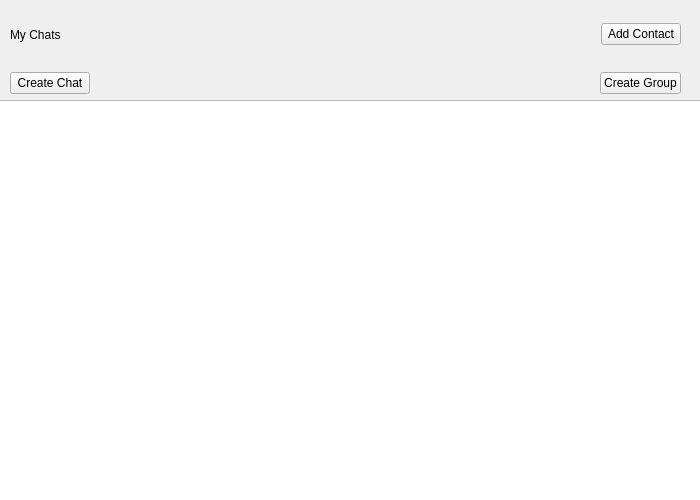
This is Chat-Application/Chats.ui in verina101/Chat-Application as Qt 5 draws it before an edit. The edited form follows.
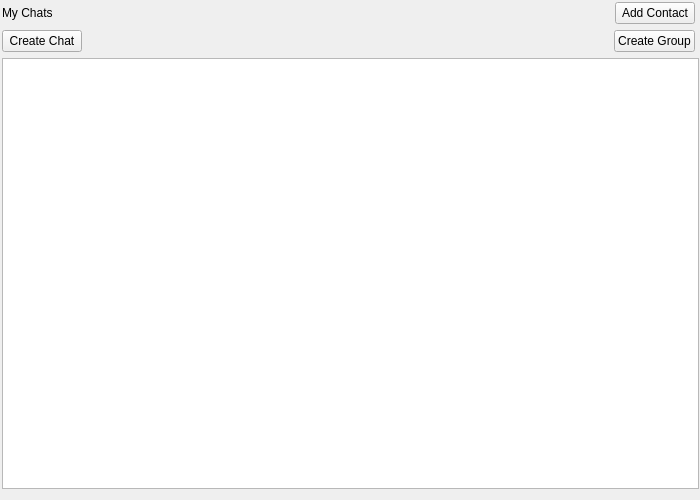
This is the edited form.

Diff of the .ui file:
```diff
--- a/Chat-Application/Chats.ui
+++ b/Chat-Application/Chats.ui
@@ -13,26 +13,43 @@
   <property name="windowTitle">
    <string>Form</string>
   </property>
-  <widget class="QListWidget" name="listWidget">
+  <widget class="QStackedWidget" name="stackedWidget">
    <property name="geometry">
     <rect>
-     <x>-5</x>
-     <y>100</y>
-     <width>711</width>
-     <height>401</height>
+     <x>0</x>
+     <y>0</y>
+     <width>700</width>
+     <height>500</height>
     </rect>
    </property>
-  </widget>
+   <widget class="QWidget" name="page_myChats">
   <widget class="QWidget" name="">
    <property name="geometry">
     <rect>
-     <x>10</x>
-     <y>10</y>
-     <width>671</width>
-     <height>49</height>
-    </rect>
-   </property>
+       <x>0</x>
+       <y>0</y>
+       <width>701</width>
+       <height>491</height>
+      </rect>
+     </property>
+     <layout class="QVBoxLayout" name="verticalLayout">
+      <property name="leftMargin">
+       <number>2</number>
+      </property>
+      <property name="topMargin">
+       <number>2</number>
+      </property>
+      <property name="rightMargin">
+       <number>2</number>
+      </property>
+      <property name="bottomMargin">
+       <number>2</number>
+      </property>
+      <item>
    <layout class="QHBoxLayout" name="horizontalLayout">
+        <property name="rightMargin">
+         <number>4</number>
+        </property>
     <item>
      <widget class="QLabel" name="label">
       <property name="styleSheet">
@@ -64,17 +81,15 @@
      </widget>
     </item>
    </layout>
-  </widget>
-  <widget class="QWidget" name="">
-   <property name="geometry">
-    <rect>
-     <x>10</x>
-     <y>70</y>
-     <width>671</width>
-     <height>26</height>
-    </rect>
-   </property>
+      </item>
+      <item>
    <layout class="QHBoxLayout" name="horizontalLayout_2">
+        <property name="leftMargin">
+         <number>0</number>
+        </property>
+        <property name="rightMargin">
+         <number>4</number>
+        </property>
     <item>
      <widget class="QPushButton" name="pushButton_createChat">
       <property name="text">
@@ -103,6 +118,13 @@
      </widget>
     </item>
    </layout>
+      </item>
+      <item>
+       <widget class="QListWidget" name="listWidget"/>
+      </item>
+     </layout>
+    </widget>
+   </widget>
   </widget>
  </widget>
  <resources/>
```
Lines whose indentation alone changed are shown as unchanged.
